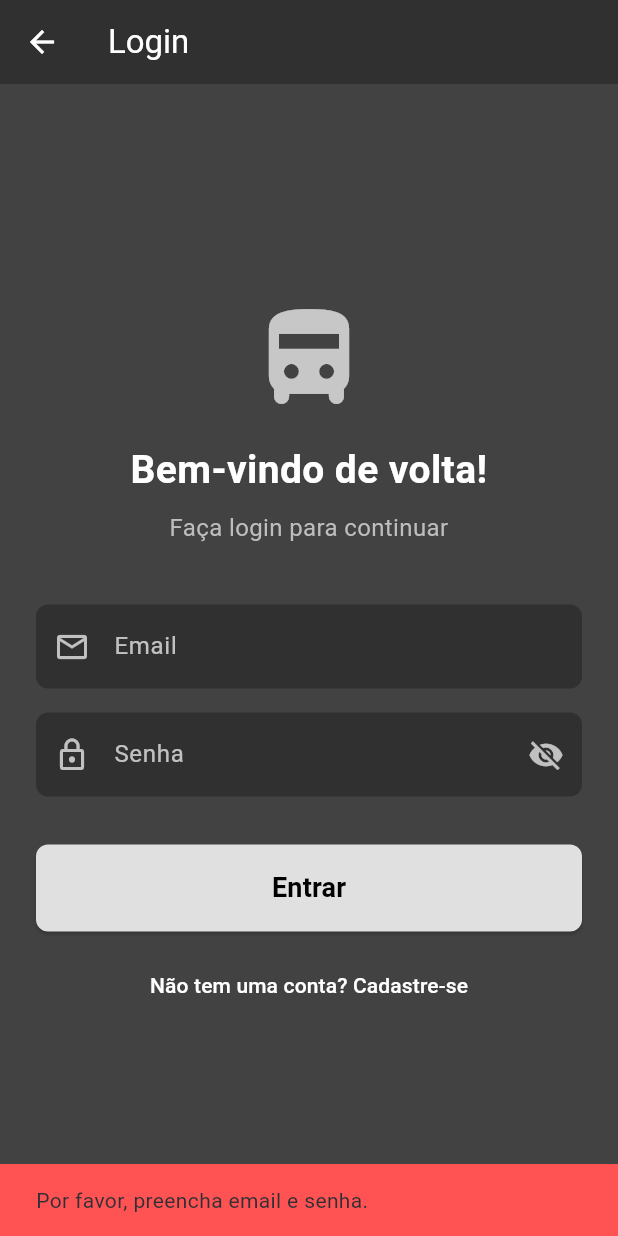
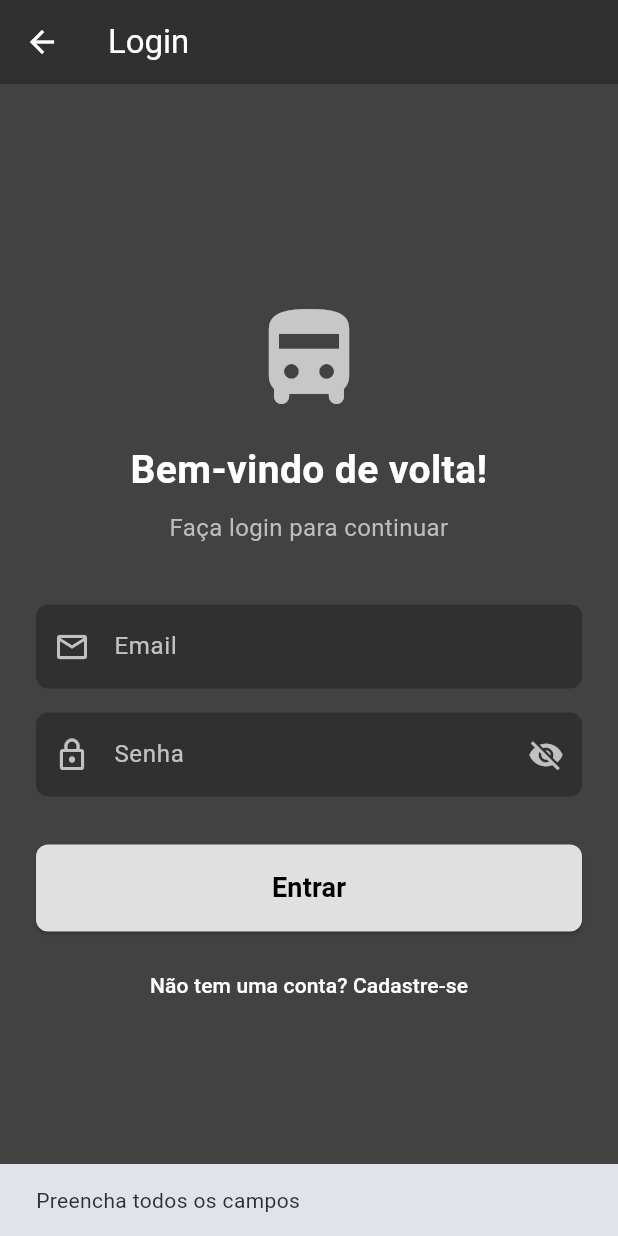
Before and after one commit to pedrohenriquesabbi/Onibus-app, a Flutter app: the LoginScreen screen opened directly, after a tap on "Entrar", on a phone screen of 412 x 824 dp. Run offline on Flutter 3.47's test engine with Material 3 defaults, Android fonts, the phone set to English and light mode, and no system bars; our stand-ins replace cloud_firestore, firebase_auth, firebase_core, flutter_local_notifications, mask_text_input_formatter, shared_preferences and 1 more; missing offline and left inert: firebase_app_check; accounts and stored records are empty.

Commit message:
problemas de login resolvidos

```diff
--- a/lib/main.dart
+++ b/lib/main.dart
@@ -54,24 +54,25 @@ class MyApp extends StatelessWidget {
         useMaterial3: true,
       ),
       // O "GUARDIÃO" DE AUTENTICAÇÃO
-      home: StreamBuilder<User?>(
-        stream: FirebaseAuth.instance.authStateChanges(),
-        builder: (context, snapshot) {
-          // Enquanto verifica o status, mostra uma tela de carregamento
-          if (snapshot.connectionState == ConnectionState.waiting) {
-            return const Scaffold(
-              body: Center(child: CircularProgressIndicator()),
-            );
-          }
-          // Se o snapshot tem dados, significa que o usuário ESTÁ logado
-          if (snapshot.hasData) {
-            // Se está logado, busca os dados do usuário no Firestore para personalizar a HomeScreen
-            return UserDataFetcher(userId: snapshot.data!.uid);
-          }
-          // Se não tem dados, o usuário NÃO está logado, mostra a StartPage (que leva para o login/cadastro)
-          return const StartPage();
-        },
-      ),
+      home: StartPage(),
+      // StreamBuilder<User?>(
+      //   stream: FirebaseAuth.instance.authStateChanges(),
+      //   builder: (context, snapshot) {
+      //     // Enquanto verifica o status, mostra uma tela de carregamento
+      //     if (snapshot.connectionState == ConnectionState.waiting) {
+      //       return const Scaffold(
+      //         body: Center(child: CircularProgressIndicator()),
+      //       );
+      //     }
+      //     // Se o snapshot tem dados, significa que o usuário ESTÁ logado
+      //     if (snapshot.hasData) {
+      //       // Se está logado, busca os dados do usuário no Firestore para personalizar a HomeScreen
+      //       return UserDataFetcher(userId: snapshot.data!.uid);
+      //     }
+      //     // Se não tem dados, o usuário NÃO está logado, mostra a StartPage (que leva para o login/cadastro)
+      //     return const StartPage();
+      //   },
+      // ),
     );
   }
 }
--- a/lib/ui/screens/checkIn_screen.dart
+++ b/lib/ui/screens/checkIn_screen.dart
@@ -1,5 +1,3 @@
-// lib/checkIn_screen.dart
-
 import 'dart:async';
 import 'package:flutter/material.dart';
 import 'package:intl/intl.dart';
--- a/lib/ui/screens/definirRota_screen.dart
+++ b/lib/ui/screens/definirRota_screen.dart
@@ -1,7 +1,4 @@
-// lib/definirRota_screen.dart
-
 import 'package:flutter/material.dart';
-// 1. IMPORTE OS PACOTES DO FIREBASE
 import 'package:firebase_auth/firebase_auth.dart';
 import 'package:cloud_firestore/cloud_firestore.dart';
 
--- a/lib/ui/screens/frequenciaDia_screen.dart
+++ b/lib/ui/screens/frequenciaDia_screen.dart
@@ -1,5 +1,3 @@
-// lib/frequenciaDia_screen.dart
-
 import 'package:flutter/material.dart';
 import 'package:intl/intl.dart';
 // 1. IMPORTE OS PACOTES DO FIREBASE
--- a/lib/ui/screens/listaFrequencia_screen.dart
+++ b/lib/ui/screens/listaFrequencia_screen.dart
@@ -1,5 +1,3 @@
-// lib/listaFrequencia_screen.dart
-
 import 'package:flutter/material.dart';
 import 'package:intl/intl.dart';
 
--- a/lib/ui/screens/login_screen.dart
+++ b/lib/ui/screens/login_screen.dart
@@ -1,8 +1,8 @@
-// lib/login_screen.dart
-
+import 'package:cloud_firestore/cloud_firestore.dart';
+import 'package:engenharia_de_software/ui/screens/home_screen.dart';
 import 'package:flutter/material.dart';
+import 'package:shared_preferences/shared_preferences.dart';
 import 'signup_screen.dart';
-// 1. IMPORTE O PACOTE DE AUTENTICAÇÃO DO FIREBASE
 import 'package:firebase_auth/firebase_auth.dart';
 
 class LoginScreen extends StatefulWidget {
@@ -25,55 +25,72 @@ class _LoginScreenState extends State<LoginScreen> {
     super.dispose();
   }
 
-  // 2. NOVA FUNÇÃO COMPLETA PARA REALIZAR O LOGIN
   Future<void> _loginUsuario() async {
-    if (_emailController.text.isEmpty || _senhaController.text.isEmpty) {
+  String email = _emailController.text.trim();
+  String senha = _senhaController.text.trim();
+
+  if (email.isEmpty || senha.isEmpty) {
     ScaffoldMessenger.of(context).showSnackBar(
-        const SnackBar(
-          backgroundColor: Colors.redAccent,
-          content: Text('Por favor, preencha email e senha.'),
-        ),
+      const SnackBar(content: Text('Preencha todos os campos')),
     );
     return;
   }
 
-    setState(() {
-      _isLoading = true;
-    });
+  try {
+    // Tenta fazer login no Firebase
+    UserCredential credenciais = await FirebaseAuth.instance
+        .signInWithEmailAndPassword(email: email, password: senha);
 
-    try {
-      // Tenta fazer o login com o Firebase
-      await FirebaseAuth.instance.signInWithEmailAndPassword(
-        email: _emailController.text.trim(),
-        password: _senhaController.text.trim(),
-      );
-      // Se o login for bem-sucedido, não precisamos navegar daqui.
-      // O "Guardião" que vamos criar no main.dart fará isso automaticamente.
-    } on FirebaseAuthException catch (e) {
-      // Trata erros comuns de login
-      String mensagemErro = "Ocorreu um erro ao fazer login.";
-      if (e.code == 'user-not-found' ||
-          e.code == 'wrong-password' ||
-          e.code == 'invalid-credential') {
-        mensagemErro = 'Email ou senha incorretos. Tente novamente.';
+    User? usuario = credenciais.user;
+
+    if (usuario != null) {
+
+      SharedPreferences prefs = await SharedPreferences.getInstance();
+      await prefs.setBool('isLoggedIn', true);
+      await prefs.setString('userId', usuario.uid);
+
+      // Tenta pegar o nome do perfil
+    String nomeUsuario = usuario?.displayName ?? "Usuário";
+
+    // Se você guarda o nome no Firestore, tem que buscar lá:
+    if (nomeUsuario == "Usuário") {
+      DocumentSnapshot snapshot = await FirebaseFirestore.instance
+          .collection('usuarios')
+          .doc(usuario!.uid)
+          .get();
+      nomeUsuario = snapshot['nome'];
     }
-      if (mounted) {
-        ScaffoldMessenger.of(context).showSnackBar(
-          SnackBar(
-            backgroundColor: Colors.redAccent,
-            content: Text(mensagemErro),
+
+      // Redireciona para tela inicial
+      Navigator.pushReplacement(
+        context,
+        MaterialPageRoute(
+          builder: (context) => HomeScreen(nomeUsuario: nomeUsuario),
         ),
       );
+    } else {
+      // Se não tiver usuário válido
+      ScaffoldMessenger.of(context).showSnackBar(
+        const SnackBar(content: Text('Falha no login. Tente novamente.')),
+      );
     }
-    } finally {
-      // Garante que o indicador de carregamento seja desativado no final
-      if (mounted) {
-        setState(() {
-          _isLoading = false;
-        });
+  } on FirebaseAuthException catch (e) {
+    String mensagemErro;
+
+    if (e.code == 'user-not-found') {
+      mensagemErro = 'Usuário não encontrado.';
+    } else if (e.code == 'wrong-password') {
+      mensagemErro = 'Senha incorreta.';
+    } else {
+      mensagemErro = 'Erro: ${e.message}';
+    }
+
+    ScaffoldMessenger.of(context).showSnackBar(
+      SnackBar(content: Text(mensagemErro)),
+    );
   }
 }
-  }
+
 
   @override
   Widget build(BuildContext context) {
@@ -170,7 +187,6 @@ class _LoginScreenState extends State<LoginScreen> {
                     borderRadius: BorderRadius.circular(8),
                   ),
                 ),
-                // 3. O BOTÃO AGORA CHAMA A FUNÇÃO DE LOGIN
                 onPressed: _isLoading ? null : _loginUsuario,
                 child: _isLoading
                     ? const CircularProgressIndicator(
--- a/lib/ui/screens/signup_screen.dart
+++ b/lib/ui/screens/signup_screen.dart
@@ -1,5 +1,3 @@
-// lib/signup_screen.dart
-
 import 'package:flutter/material.dart';
 import 'package:mask_text_input_formatter/mask_text_input_formatter.dart';
 import 'package:firebase_auth/firebase_auth.dart';
```
Also changed, not shown: lib/ui/screens/firebase_options.dart. Lines whose indentation alone changed are shown as unchanged.
